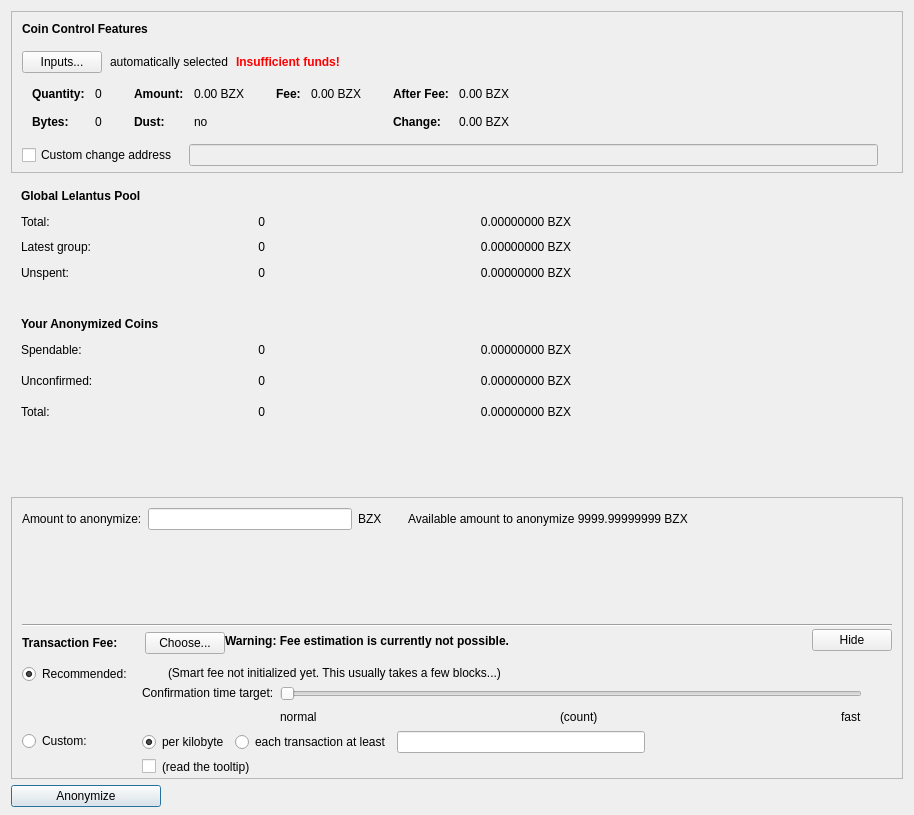
Before: the Qt Designer form src/qt/forms/lelantusdialog.ui in SPC-beta/test, drawn with Qt 5.
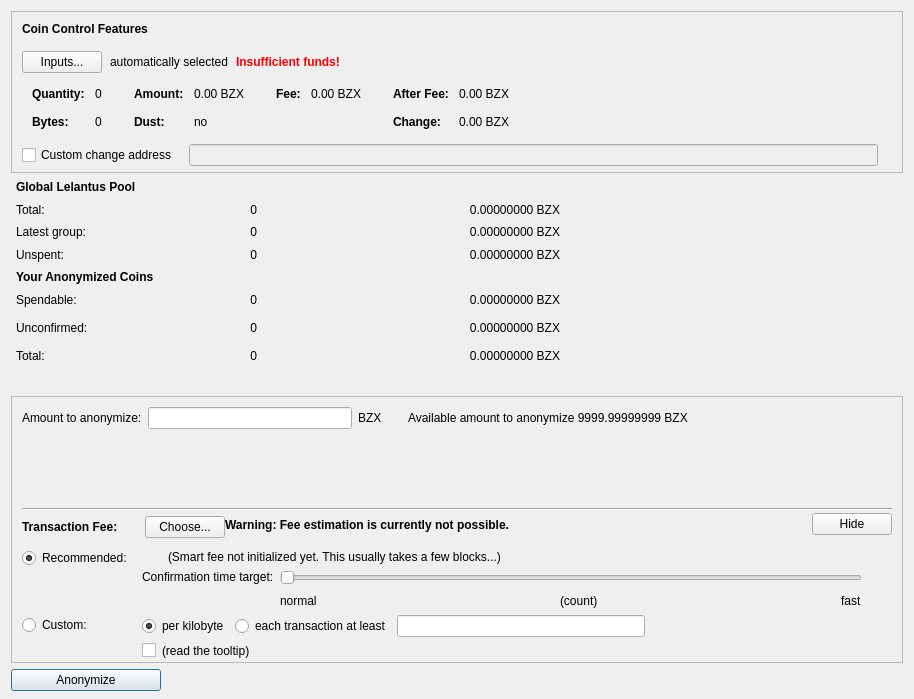
After: the same form once the commit is applied. Custom widgets are drawn as their Qt base class.

Diff of the .ui file:
```diff
--- a/src/qt/forms/lelantusdialog.ui
+++ b/src/qt/forms/lelantusdialog.ui
@@ -7,7 +7,7 @@
     <x>0</x>
     <y>0</y>
     <width>914</width>
-    <height>815</height>
+    <height>699</height>
    </rect>
   </property>
   <property name="windowTitle">
@@ -582,10 +582,13 @@
      <item>
       <layout class="QGridLayout" name="gridLayout_2">
        <property name="leftMargin">
-        <number>10</number>
+        <number>5</number>
        </property>
        <property name="topMargin">
-        <number>10</number>
+        <number>1</number>
+       </property>
+       <property name="spacing">
+        <number>3</number>
        </property>
        <item row="5" column="0">
         <widget class="QLabel" name="spendableText">
@@ -764,17 +767,8 @@
        </item>
        <item row="4" column="0">
         <widget class="QLabel" name="labelYourAnoymizedCoinsText">
-         <property name="sizePolicy">
-          <sizepolicy hsizetype="Preferred" vsizetype="Preferred">
-           <horstretch>0</horstretch>
-           <verstretch>0</verstretch>
-          </sizepolicy>
-         </property>
-         <property name="minimumSize">
-          <size>
-           <width>0</width>
-           <height>40</height>
-          </size>
+         <property name="enabled">
+          <bool>true</bool>
          </property>
          <property name="font">
           <font>
```
Left out of the diff: 5 changed lines with no effect on the pictures.
